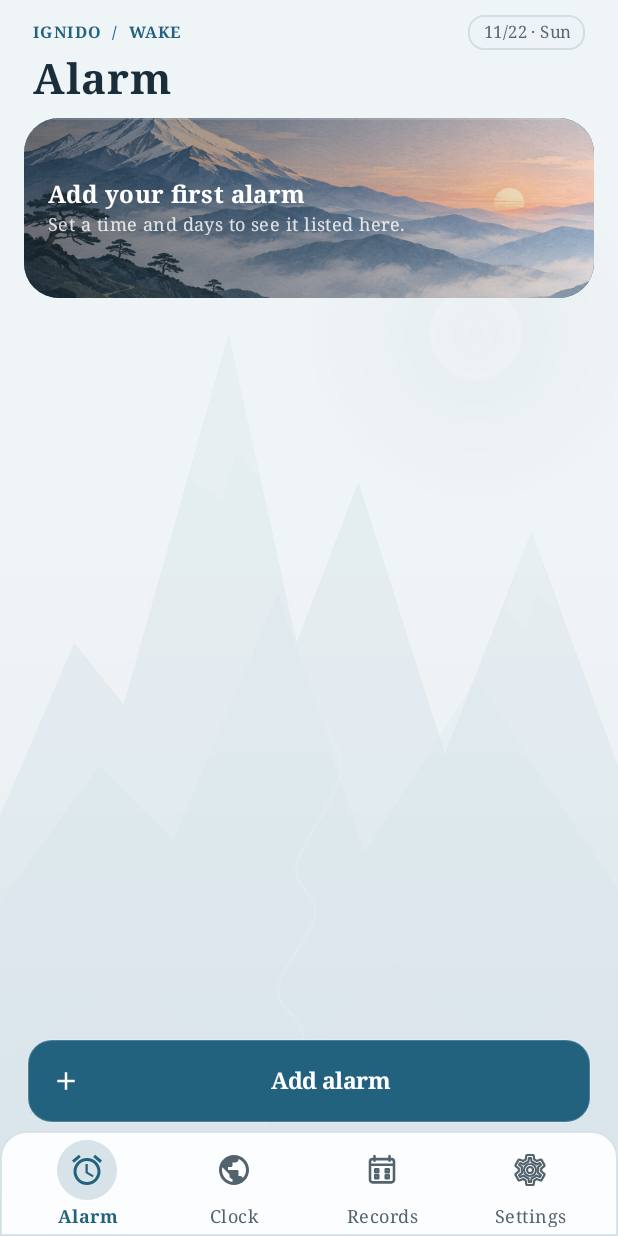
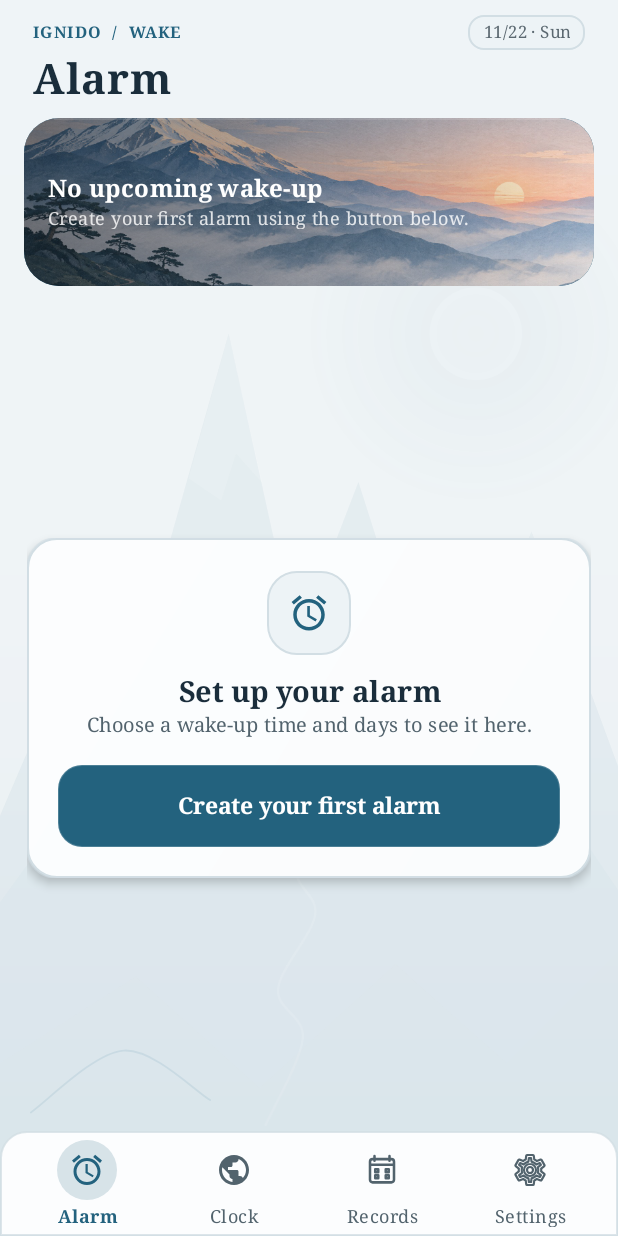
Before and after one commit to yuya02375-web/WakeGuard, an Android app: the screen it shows after launch (MainActivity), on a phone screen of 412 x 824 dp. Run offline under Robolectric (Android 15) with nearby library versions, the phone set to English and light mode, and no system bars.

Commit message:
Improve empty alarm home state

```diff
--- a/app/build.gradle.kts
+++ b/app/build.gradle.kts
@@ -10,8 +10,8 @@ android {
         applicationId = "jp.wakeguard.alarm"
         minSdk = 29
         targetSdk = 36
-        versionCode = 224
-        versionName = "2.17.16"
+        versionCode = 225
+        versionName = "2.17.17"
     }
 
     buildFeatures {
--- a/app/src/main/java/jp/wakeguard/alarm/HomeMetrics.java
+++ b/app/src/main/java/jp/wakeguard/alarm/HomeMetrics.java
@@ -4,7 +4,7 @@ package jp.wakeguard.alarm;
 public final class HomeMetrics {
     public static final int HEADER_TITLE_SP=28;
     public static final int HERO_HEIGHT_DP=164;
-    public static final int HERO_EMPTY_HEIGHT_DP=120;
+    public static final int HERO_EMPTY_HEIGHT_DP=112;
     public static final int HERO_SIDE_DP=20;
     public static final int HERO_TOP_DP=16;
     public static final int HERO_TIME_SP=54;
--- a/app/src/main/java/jp/wakeguard/alarm/MainActivity.java
+++ b/app/src/main/java/jp/wakeguard/alarm/MainActivity.java
@@ -19,6 +19,7 @@ import java.util.*;
 public class MainActivity extends Activity {
     private String builtAppearanceKey;
     private LinearLayout list;
+    private LinearLayout addAction;
     private android.widget.GridLayout tileGrid;
     private TextView nextText,nextMeta;
     private FrameLayout nextCard;
@@ -125,8 +126,8 @@ public class MainActivity extends Activity {
         addIcon.setBounds(0,0,addIconSize,addIconSize);
         add.setCompoundDrawablePadding(Ui.dp(this,8));add.setCompoundDrawables(addIcon,null,null,null);
         add.setOnClickListener(v->edit(-1));
-        LinearLayout action=new LinearLayout(this);action.setPadding(Ui.dp(this,18),Ui.dp(this,5),Ui.dp(this,18),Ui.dp(this,5));
-        action.addView(add,new LinearLayout.LayoutParams(-1,-2));root.addView(action);
+        addAction=new LinearLayout(this);addAction.setPadding(Ui.dp(this,18),Ui.dp(this,5),Ui.dp(this,18),Ui.dp(this,5));
+        addAction.addView(add,new LinearLayout.LayoutParams(-1,-2));root.addView(addAction);
         root.addView(bottomNav());
         setContentView(root);
         Ui.applySystemBarInsets(this,root);
@@ -153,16 +154,13 @@ public class MainActivity extends Activity {
         alarms.sort(Comparator.comparingInt((AlarmStore.Entry e)->e.hour).thenComparingInt(e->e.minute));
         int enabled=0;for(AlarmStore.Entry e:alarms)if(e.enabled)enabled++;
         boolean noUpcomingAlarm=!hasNext;
+        addAction.setVisibility(alarms.isEmpty()?View.GONE:View.VISIBLE);
         showEmptyHero(noUpcomingAlarm);
         if(noUpcomingAlarm)updateEmptyHero(alarms.isEmpty(),enabled==0);
         if(alarms.isEmpty()){
-            // A pending snooze can outlive the last saved alarm: keep its live hero.
-            if(hasNext){
-                LinearLayout empty=buildEmptyContent(false);
-                LinearLayout.LayoutParams emptyLp=Ui.cardParams(this);
-                emptyLp.topMargin=Ui.dp(this,8);
-                list.addView(empty,emptyLp);
-            }
+            list.setGravity(Gravity.CENTER);
+            list.setPadding(Ui.dp(this,18),Ui.dp(this,14),Ui.dp(this,18),Ui.dp(this,18));
+            list.addView(buildEmptyContent(false),new LinearLayout.LayoutParams(-1,-2));
             return;
         }
         LinearLayout listHeading=Ui.row(this);
@@ -198,31 +196,52 @@ public class MainActivity extends Activity {
     private LinearLayout buildEmptyContent(boolean onHero){
         LinearLayout content=onHero?new LinearLayout(this):Ui.card(this);
         content.setOrientation(LinearLayout.VERTICAL);
-        content.setGravity(Gravity.CENTER_VERTICAL);
-        content.setPadding(Ui.dp(this,16),Ui.dp(this,10),Ui.dp(this,16),Ui.dp(this,10));
+        content.setGravity(onHero?Gravity.CENTER_VERTICAL:Gravity.CENTER);
+        content.setPadding(Ui.dp(this,onHero?16:20),Ui.dp(this,onHero?10:22),
+                Ui.dp(this,onHero?16:20),Ui.dp(this,onHero?10:20));
         if(onHero)content.setMinimumHeight(Ui.dp(this,HomeMetrics.HERO_EMPTY_HEIGHT_DP));
         LinearLayout copy=new LinearLayout(this);
         copy.setOrientation(LinearLayout.VERTICAL);
+        if(!onHero)copy.setGravity(Gravity.CENTER_HORIZONTAL);
+        if(!onHero){
+            FrameLayout iconPlate=new FrameLayout(this);
+            iconPlate.setBackground(Ui.roundStroke(Ui.SURFACE_2,Ui.BORDER,20,this));
+            android.widget.ImageView icon=new android.widget.ImageView(this);
+            android.graphics.drawable.Drawable alarmIcon=getDrawable(R.drawable.ic_v292_nav_alarm_outline).mutate();
+            alarmIcon.setTint(Ui.ACCENT_2);icon.setImageDrawable(alarmIcon);
+            int iconSize=Ui.dp(this,28);
+            iconPlate.addView(icon,new FrameLayout.LayoutParams(iconSize,iconSize,Gravity.CENTER));
+            LinearLayout.LayoutParams iconLp=new LinearLayout.LayoutParams(Ui.dp(this,56),Ui.dp(this,56));
+            iconLp.bottomMargin=Ui.dp(this,14);content.addView(iconPlate,iconLp);
+        }
         content.addView(copy,new LinearLayout.LayoutParams(-1,-2));
         TextView heading=Ui.title(this,localized(
-                "最初のアラームを追加しましょう",
-                "Add your first alarm",
-                "첫 알람을 추가해 보세요"),16);
+                onHero?"最初のアラームを追加しましょう":"アラームを設定しましょう",
+                onHero?"Add your first alarm":"Set up your alarm",
+                onHero?"첫 알람을 추가해 보세요":"알람을 설정해 보세요"),onHero?16:19);
         if(onHero)emptyHeading=heading;
         heading.setTextColor(onHero?Ui.HERO_TEXT:Ui.TEXT);
         heading.setMaxLines(2);
         heading.setEllipsize(android.text.TextUtils.TruncateAt.END);
+        if(!onHero)heading.setGravity(Gravity.CENTER);
         copy.addView(heading);
         TextView note=Ui.text(this,localized(
-                "時刻と曜日を決めると、ここに一覧で表示されます。",
-                "Set a time and days to see it listed here.",
-                "시간과 요일을 정하면 여기에 목록으로 표시됩니다."),12,onHero?Ui.HERO_TEXT:Ui.MUTED);
+                onHero?"時刻と曜日を決めると、ここに一覧で表示されます。":"起床する時刻と曜日を決めると、ここに表示されます。",
+                onHero?"Set a time and days to see it listed here.":"Choose a wake-up time and days to see it here.",
+                onHero?"시간과 요일을 정하면 여기에 목록으로 표시됩니다.":"기상 시간과 요일을 정하면 여기에 표시됩니다."),onHero?12:13,onHero?Ui.HERO_TEXT:Ui.MUTED);
         if(onHero)emptyNote=note;
         note.setMaxLines(2);
         note.setEllipsize(android.text.TextUtils.TruncateAt.END);
         note.setPadding(0,Ui.dp(this,3),0,0);
         if(onHero)note.setAlpha(.82f);
+        else note.setGravity(Gravity.CENTER);
         copy.addView(note);
+        if(!onHero){
+            Button create=Ui.button(this,localized("最初のアラームを作成","Create your first alarm","첫 알람 만들기"),true);
+            create.setOnClickListener(v->edit(-1));
+            LinearLayout.LayoutParams createLp=new LinearLayout.LayoutParams(-1,-2);
+            createLp.topMargin=Ui.dp(this,18);content.addView(create,createLp);
+        }
         return content;
     }
 
@@ -230,13 +249,13 @@ public class MainActivity extends Activity {
         if(emptyHeading==null||emptyNote==null)return;
         if(noSavedAlarms){
             emptyHeading.setText(localized(
-                    "最初のアラームを追加しましょう",
-                    "Add your first alarm",
-                    "첫 알람을 추가해 보세요"));
+                    "次の起床予定はありません",
+                    "No upcoming wake-up",
+                    "예정된 기상 시간이 없습니다"));
             emptyNote.setText(localized(
-                    "時刻と曜日を決めると、ここに一覧で表示されます。",
-                    "Set a time and days to see it listed here.",
-                    "시간과 요일을 정하면 여기에 목록으로 표시됩니다."));
+                    "中央のボタンから、最初のアラームを作成できます。",
+                    "Create your first alarm using the button below.",
+                    "아래 버튼으로 첫 알람을 만들 수 있습니다."));
         }else if(allAlarmsDisabled){
             emptyHeading.setText(localized(
                     "アラームがオフです",
@@ -419,6 +438,7 @@ public class MainActivity extends Activity {
         if(sunriseAccent!=null){
             FrameLayout.LayoutParams accentParams=(FrameLayout.LayoutParams)sunriseAccent.getLayoutParams();
             if(accentParams.height!=height){accentParams.height=height;sunriseAccent.setLayoutParams(accentParams);}
+            sunriseAccent.setVisibility(empty?View.GONE:View.VISIBLE);
         }
         heroContent.setVisibility(empty?View.GONE:View.VISIBLE);
         emptyHero.setVisibility(empty?View.VISIBLE:View.GONE);
```
Also changed, not shown: 1 other file.
